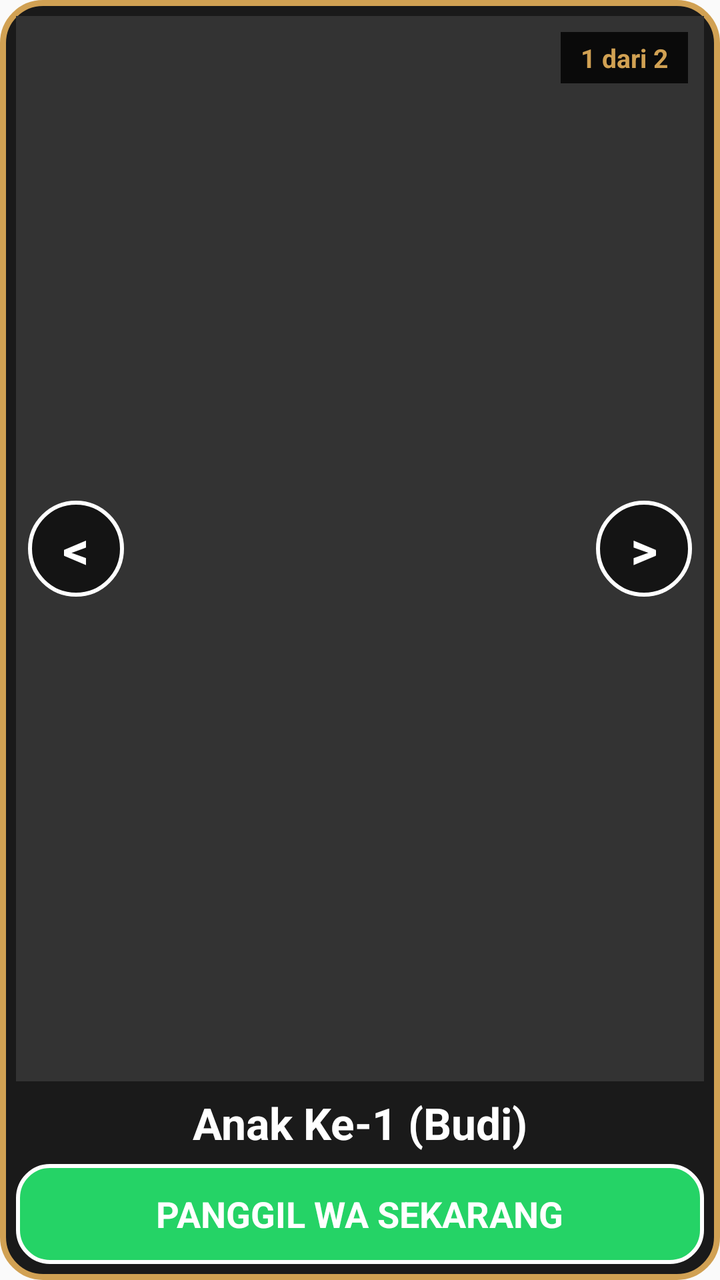
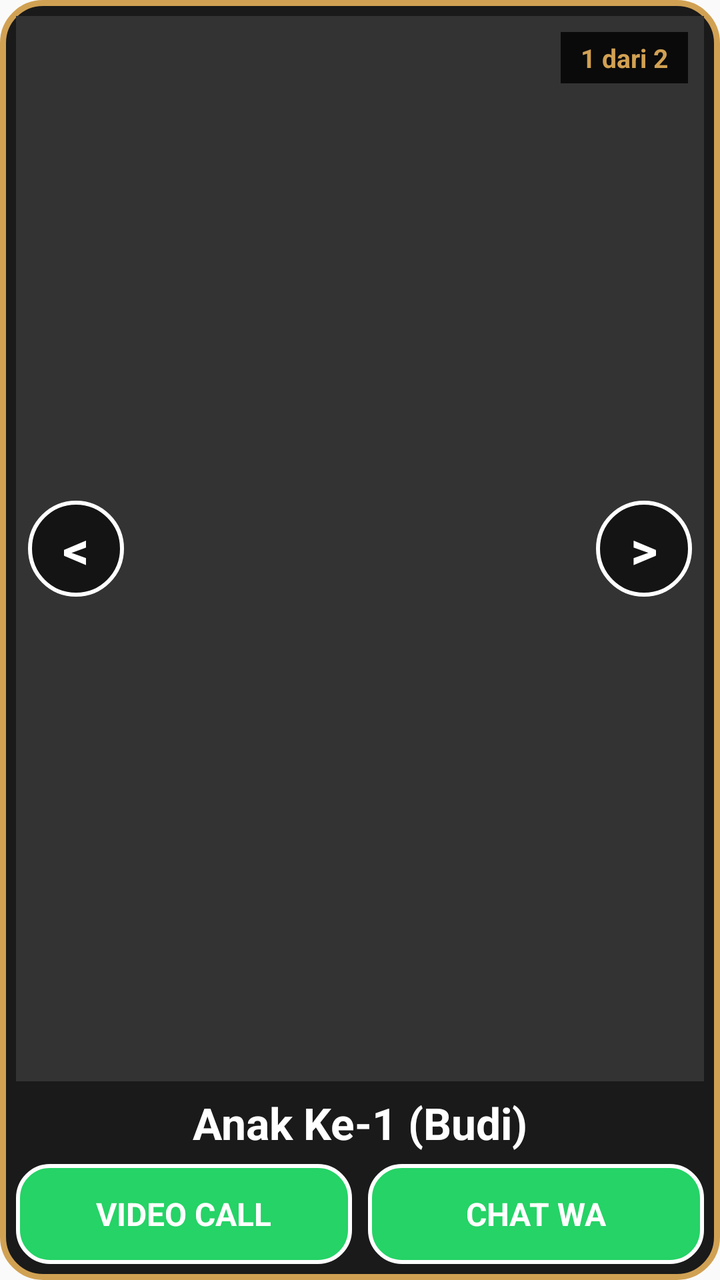

The first picture is an Android layout as it rendered before a commit; the second is the same layout after the commit. The layout source and the unified diff follow.
<!-- AndroidManifest.xml: application theme Theme.HeloMomsApp -->
<!-- res/layout/widget_album_layout.xml -->
<?xml version="1.0" encoding="utf-8"?>
<LinearLayout xmlns:android="http://schemas.android.com/apk/res/android"
    android:id="@+id/widget_container"
    android:layout_width="match_parent"
    android:layout_height="match_parent"
    android:background="@drawable/bg_widget_frame"
    android:orientation="vertical"
    android:padding="8dp">

    
    <RelativeLayout
        android:layout_width="match_parent"
        android:layout_height="0dp"
        android:layout_weight="1"
        android:layout_marginBottom="6dp">

        
        <ImageView
            android:id="@+id/img_contact_photo"
            android:layout_width="match_parent"
            android:layout_height="match_parent"
            android:scaleType="centerCrop"
            android:background="#333333"
            android:contentDescription="Foto Kontak" />

        
        <TextView
            android:id="@+id/btn_prev"
            android:layout_width="48dp"
            android:layout_height="48dp"
            android:layout_alignParentLeft="true"
            android:layout_centerVertical="true"
            android:layout_marginLeft="6dp"
            android:background="@drawable/bg_arrow_btn"
            android:gravity="center"
            android:text="&lt;"
            android:textColor="#FFFFFF"
            android:textSize="26sp"
            android:textStyle="bold" />

        
        <TextView
            android:id="@+id/btn_next"
            android:layout_width="48dp"
            android:layout_height="48dp"
            android:layout_alignParentRight="true"
            android:layout_centerVertical="true"
            android:layout_marginRight="6dp"
            android:background="@drawable/bg_arrow_btn"
            android:gravity="center"
            android:text="&gt;"
            android:textColor="#FFFFFF"
            android:textSize="26sp"
            android:textStyle="bold" />

        
        <TextView
            android:id="@+id/tv_page_indicator"
            android:layout_width="wrap_content"
            android:layout_height="wrap_content"
            android:layout_alignParentRight="true"
            android:layout_alignParentTop="true"
            android:layout_margin="8dp"
            android:background="#CC000000"
            android:paddingLeft="10dp"
            android:paddingTop="4dp"
            android:paddingRight="10dp"
            android:paddingBottom="4dp"
            android:text="1 dari 2"
            android:textColor="#D1A153"
            android:textSize="13sp"
            android:textStyle="bold" />

    </RelativeLayout>

    
    <TextView
        android:id="@+id/tv_contact_name"
        android:layout_width="match_parent"
        android:layout_height="wrap_content"
        android:gravity="center"
        android:text="Anak Ke-1 (Budi)"
        android:textColor="#FFFFFF"
        android:textSize="22sp"
        android:textStyle="bold"
        android:layout_marginBottom="6dp"
        android:maxLines="1"
        android:ellipsize="end" />

    
    <LinearLayout
        android:id="@+id/btn_call_wa"
        android:layout_width="match_parent"
        android:layout_height="50dp"
        android:background="@drawable/bg_call_btn"
        android:gravity="center"
        android:orientation="horizontal">

        <TextView
            android:id="@+id/tv_action_label"
            android:layout_width="wrap_content"
            android:layout_height="wrap_content"
            android:text="PANGGIL WA SEKARANG"
            android:textColor="#FFFFFF"
            android:textSize="18sp"
            android:textStyle="bold" />

    </LinearLayout>

</LinearLayout>
<!-- resources referenced by this layout -->
<resources>
  <!-- drawable bg_arrow_btn (drawable) -->
  <?xml version="1.0" encoding="utf-8"?>
  <shape xmlns:android="http://schemas.android.com/apk/res/android"
      android:shape="oval">
      <solid android:color="#99000000" />
      <stroke
          android:width="2dp"
          android:color="#FFFFFF" />
  </shape>
  <!-- drawable bg_call_btn (drawable) -->
  <?xml version="1.0" encoding="utf-8"?>
  <shape xmlns:android="http://schemas.android.com/apk/res/android"
      android:shape="rectangle">
      <solid android:color="#25D366" />
      <corners android:radius="16dp" />
      <stroke
          android:width="2dp"
          android:color="#FFFFFF" />
  </shape>
  <!-- drawable bg_widget_frame (drawable) -->
  <?xml version="1.0" encoding="utf-8"?>
  <shape xmlns:android="http://schemas.android.com/apk/res/android"
      android:shape="rectangle">
      <solid android:color="#1A1A1A" />
      <corners android:radius="20dp" />
      <stroke
          android:width="3dp"
          android:color="#D1A153" />
      <padding
          android:left="8dp"
          android:top="8dp"
          android:right="8dp"
          android:bottom="8dp" />
  </shape>
  <style name="Theme.HeloMomsApp" parent="android:Theme.Material.Light.NoActionBar">
          <item name="android:statusBarColor">@color/wa_green_dark</item>
      </style>
  <color name="wa_green_dark">#128C7E</color>
</resources>

<!-- the commit's change to res/layout/widget_album_layout.xml (unified diff, before → after) -->
@@ -89,21 +89,48 @@
 
     
     <LinearLayout
-        android:id="@+id/btn_call_wa"
         android:layout_width="match_parent"
         android:layout_height="50dp"
-        android:background="@drawable/bg_call_btn"
-        android:gravity="center"
-        android:orientation="horizontal">
+        android:orientation="horizontal"
+        android:weightSum="2">
 
-        <TextView
-            android:id="@+id/tv_action_label"
-            android:layout_width="wrap_content"
-            android:layout_height="wrap_content"
-            android:text="PANGGIL WA SEKARANG"
-            android:textColor="#FFFFFF"
-            android:textSize="18sp"
-            android:textStyle="bold" />
+        
+        <LinearLayout
+            android:id="@+id/btn_video_call"
+            android:layout_width="0dp"
+            android:layout_height="match_parent"
+            android:layout_weight="1"
+            android:background="@drawable/bg_call_btn"
+            android:gravity="center"
+            android:layout_marginRight="4dp">
+
+            <TextView
+                android:layout_width="wrap_content"
+                android:layout_height="wrap_content"
+                android:text="VIDEO CALL"
+                android:textColor="#FFFFFF"
+                android:textSize="16sp"
+                android:textStyle="bold" />
+        </LinearLayout>
+
+        
+        <LinearLayout
+            android:id="@+id/btn_chat_wa"
+            android:layout_width="0dp"
+            android:layout_height="match_parent"
+            android:layout_weight="1"
+            android:background="@drawable/bg_call_btn"
+            android:gravity="center"
+            android:layout_marginLeft="4dp">
+
+            <TextView
+                android:layout_width="wrap_content"
+                android:layout_height="wrap_content"
+                android:text="CHAT WA"
+                android:textColor="#FFFFFF"
+                android:textSize="16sp"
+                android:textStyle="bold" />
+        </LinearLayout>
 
     </LinearLayout>
 
